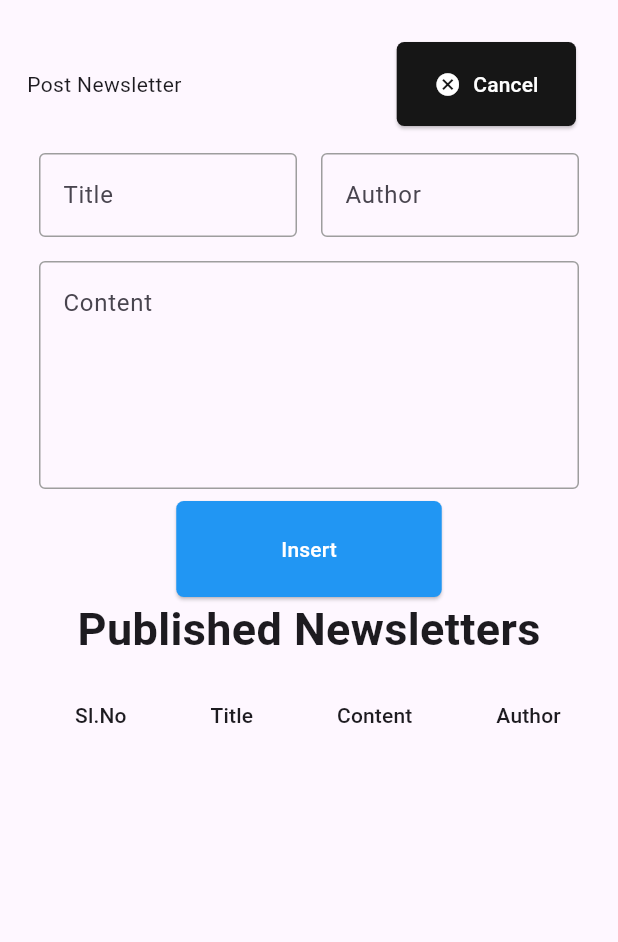
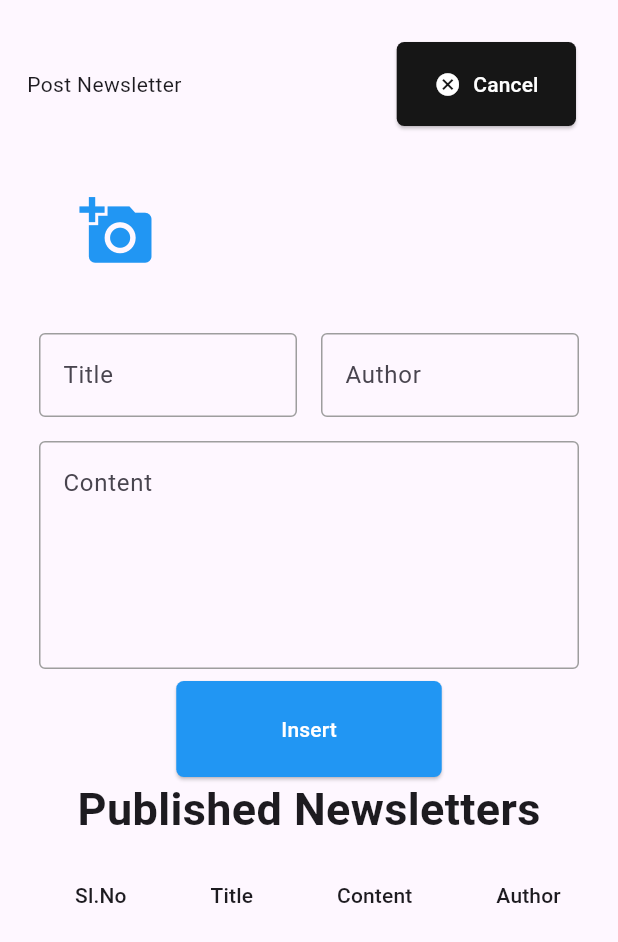
Before and after one commit to reformedbrush/NSync_v2.0, a Flutter app: the NewsLetterScreen widget shown alone on an empty page, opened directly, after a tap on "New Newsletter", after a tap on "Insert", on a phone screen of 412 x 824 dp. Shown: the top 942 px of the screen. Run offline on Flutter 3.47's test engine with Material 3 defaults, Android fonts, the phone set to English and light mode, and no system bars; our stand-ins replace carousel_slider, cherry_toast, file_picker, supabase_flutter; accounts and stored records are empty; network calls fail.

Commit message:
newsletter file upload

```diff
--- a/Project/nsync_admin/lib/screen/newsletter.dart
+++ b/Project/nsync_admin/lib/screen/newsletter.dart
@@ -1,3 +1,7 @@
+import 'dart:io';
+import 'dart:typed_data';
+
+import 'package:file_picker/file_picker.dart';
 import 'package:flutter/material.dart';
 import 'package:nsync_admin/components/insert_form.dart';
 import 'package:nsync_admin/main.dart';
@@ -30,19 +34,23 @@ class _NewsLetterScreenState extends State<NewsLetterScreen>
       String Title = _newsTitleController.text;
       String Author = _newsAuthorController.text;
       String Content = _newsContentController.text;
+      String? url = await photoUpload();
 
       await supabase.from('tbl_newsletter').insert({
         'newsletter_title': Title,
         'newsletter_author': Author,
         'newsletter_content': Content,
+        'newsletter_image': url,
       });
-      ScaffoldMessenger.of(context).showSnackBar(const SnackBar(
+      ScaffoldMessenger.of(context).showSnackBar(
+        const SnackBar(
           content: Text(
             "NewsLetter Inserted Sucessfully",
             style: TextStyle(color: Colors.white),
           ),
           backgroundColor: Colors.green,
-      ));
+        ),
+      );
       _newsAuthorController.clear();
       _newsContentController.clear();
       _newsTitleController.clear();
@@ -56,9 +64,9 @@ class _NewsLetterScreenState extends State<NewsLetterScreen>
 
   Future<void> fetchNews() async {
     try {
-      final respone = await supabase.from('tbl_newsletter').select();
+      final response = await supabase.from('tbl_newsletter').select();
       setState(() {
-        newsList = respone;
+        newsList = response;
       });
     } catch (e) {
       print("ERROR FETCHING NEWSLETTER DATA: $e");
@@ -71,11 +79,14 @@ class _NewsLetterScreenState extends State<NewsLetterScreen>
 
   Future<void> editNews() async {
     try {
-      await supabase.from('tbl_newsletter').update({
+      await supabase
+          .from('tbl_newsletter')
+          .update({
             'newsletter_title': _newsTitleController.text,
             'newsletter_content': _newsContentController.text,
-        'newsletter_author': _newsAuthorController.text
-      }).eq('id', eid);
+            'newsletter_author': _newsAuthorController.text,
+          })
+          .eq('id', eid);
       fetchNews();
       _newsAuthorController.clear();
       _newsContentController.clear();
@@ -93,6 +104,39 @@ class _NewsLetterScreenState extends State<NewsLetterScreen>
       fetchNews();
     } catch (e) {
       print("ERROR DELETING NEWS: $e");
+    }
+  }
+
+  //file upload
+
+  // file upload
+
+  PlatformFile? pickedImage;
+
+  Future<void> handleImagePick() async {
+    FilePickerResult? result = await FilePicker.platform.pickFiles(
+      allowMultiple: false,
+    );
+    if (result != null) {
+      setState(() {
+        pickedImage = result.files.first;
+      });
+    }
+  }
+
+  Future<String?> photoUpload() async {
+    if (pickedImage == null) return null; // Prevent errors
+    try {
+      final bucketName = 'Newsletter';
+      final filePath =
+          "News-${pickedImage!.name}-${DateTime.now().millisecondsSinceEpoch}";
+      await supabase.storage
+          .from(bucketName)
+          .uploadBinary(filePath, pickedImage!.bytes!);
+      return supabase.storage.from(bucketName).getPublicUrl(filePath);
+    } catch (e) {
+      print("ERROR PHOTO UPLOAD: $e");
+      return null;
     }
   }
 
@@ -118,9 +162,10 @@ class _NewsLetterScreenState extends State<NewsLetterScreen>
                   style: ElevatedButton.styleFrom(
                     backgroundColor: Color(0xFF161616),
                     shape: RoundedRectangleBorder(
-                          borderRadius: BorderRadius.circular(5)),
-                      padding:
-                          EdgeInsets.symmetric(horizontal: 25, vertical: 18)),
+                      borderRadius: BorderRadius.circular(5),
+                    ),
+                    padding: EdgeInsets.symmetric(horizontal: 25, vertical: 18),
+                  ),
                   onPressed: () {
                     setState(() {
                       _isFormVisible = !_isFormVisible;
@@ -135,17 +180,57 @@ class _NewsLetterScreenState extends State<NewsLetterScreen>
                     color: Colors.white,
                   ),
                 ),
-              )
+              ),
             ],
           ),
           AnimatedSize(
             duration: _animationDuration,
             curve: Curves.easeInOut,
-            child: _isFormVisible
+            child:
+                _isFormVisible
                     ? Form(
                       child: Container(
                         child: Column(
                           children: [
+                            Row(
+                              children: [
+                                SizedBox(
+                                  height: 120,
+                                  width: 120,
+                                  child:
+                                      pickedImage == null
+                                          ? GestureDetector(
+                                            onTap: handleImagePick,
+                                            child: Icon(
+                                              Icons.add_a_photo,
+                                              color: Colors.blue,
+                                              size: 50,
+                                            ),
+                                          )
+                                          : GestureDetector(
+                                            onTap: handleImagePick,
+                                            child: ClipRRect(
+                                              borderRadius:
+                                                  BorderRadius.circular(100),
+                                              child:
+                                                  pickedImage!.bytes != null
+                                                      ? Image.memory(
+                                                        Uint8List.fromList(
+                                                          pickedImage!.bytes!,
+                                                        ),
+                                                        fit: BoxFit.cover,
+                                                      )
+                                                      : Image.file(
+                                                        File(
+                                                          pickedImage!.path!,
+                                                        ),
+                                                        fit: BoxFit.cover,
+                                                      ),
+                                            ),
+                                          ),
+                                ),
+                              ],
+                            ),
                             Row(
                               children: [
                                 Expanded(
@@ -153,15 +238,19 @@ class _NewsLetterScreenState extends State<NewsLetterScreen>
                                     padding: const EdgeInsets.all(8.0),
                                     child: TextFieldStyle(
                                       label: "Title",
-                                    inputController: _newsTitleController),
-                              )),
+                                      inputController: _newsTitleController,
+                                    ),
+                                  ),
+                                ),
                                 Expanded(
                                   child: Padding(
                                     padding: const EdgeInsets.all(8.0),
                                     child: TextFieldStyle(
                                       label: "Author",
-                                    inputController: _newsAuthorController),
-                              ))
+                                      inputController: _newsAuthorController,
+                                    ),
+                                  ),
+                                ),
                               ],
                             ),
                             Row(
@@ -175,12 +264,19 @@ class _NewsLetterScreenState extends State<NewsLetterScreen>
                                         hintText: "Content",
                                         enabledBorder: OutlineInputBorder(
                                           borderSide: BorderSide(
-                                                    color: Colors.grey)),
+                                            color: Colors.grey,
+                                          ),
+                                        ),
                                         focusedBorder: OutlineInputBorder(
                                           borderSide: BorderSide(
-                                                    color: Colors.grey))),
+                                            color: Colors.grey,
+                                          ),
+                                        ),
+                                      ),
                                       maxLines: 5,
-                                      )))
+                                    ),
+                                  ),
+                                ),
                               ],
                             ),
                             Row(
@@ -190,10 +286,13 @@ class _NewsLetterScreenState extends State<NewsLetterScreen>
                                   style: ElevatedButton.styleFrom(
                                     backgroundColor: Colors.blue,
                                     padding: EdgeInsets.symmetric(
-                                          vertical: 22, horizontal: 70),
+                                      vertical: 22,
+                                      horizontal: 70,
+                                    ),
                                     shape: RoundedRectangleBorder(
-                                          borderRadius:
-                                              BorderRadius.circular(5))),
+                                      borderRadius: BorderRadius.circular(5),
+                                    ),
+                                  ),
                                   onPressed: () {
                                     if (eid == 0) {
                                       insertNews();
@@ -204,9 +303,10 @@ class _NewsLetterScreenState extends State<NewsLetterScreen>
                                   child: Text(
                                     "Insert",
                                     style: TextStyle(color: Colors.white),
-                                  ))
+                                  ),
+                                ),
                               ],
-                          )
+                            ),
                           ],
                         ),
                       ),
@@ -233,20 +333,20 @@ class _NewsLetterScreenState extends State<NewsLetterScreen>
                   /*                     DataColumn(label: Text("Status")),
  */
                   DataColumn(label: Text("Edit")),
-                    DataColumn(label: Text("Delete"))
+                  DataColumn(label: Text("Delete")),
                 ],
-                  rows: newsList.asMap().entries.map((entry) {
+                rows:
+                    newsList.asMap().entries.map((entry) {
                       print(entry.value);
-                    return DataRow(cells: [
+                      return DataRow(
+                        cells: [
                           DataCell(Text((entry.key).toString())),
                           DataCell(Text(entry.value['newsletter_title'])),
                           DataCell(Text(entry.value['newsletter_content'])),
                           DataCell(Text(entry.value['newsletter_author'])),
-                      DataCell(IconButton(
-                        icon: Icon(
-                          Icons.edit,
-                          color: Colors.green,
-                        ),
+                          DataCell(
+                            IconButton(
+                              icon: Icon(Icons.edit, color: Colors.green),
                               onPressed: () {
                                 setState(() {
                                   _newsAuthorController.text =
@@ -259,20 +359,22 @@ class _NewsLetterScreenState extends State<NewsLetterScreen>
                                   _isFormVisible = !_isFormVisible;
                                 });
                               },
-                      )),
-                      DataCell(IconButton(
-                        icon: Icon(
-                          Icons.delete,
-                          color: Colors.red,
                             ),
+                          ),
+                          DataCell(
+                            IconButton(
+                              icon: Icon(Icons.delete, color: Colors.red),
                               onPressed: () {
                                 delNews(entry.value['id'].toString());
                               },
-                      ))
-                    ]);
-                  }).toList()),
                             ),
-          )
+                          ),
+                        ],
+                      );
+                    }).toList(),
+              ),
+            ),
+          ),
         ],
       ),
     );
```
Lines whose indentation alone changed are shown as unchanged.
